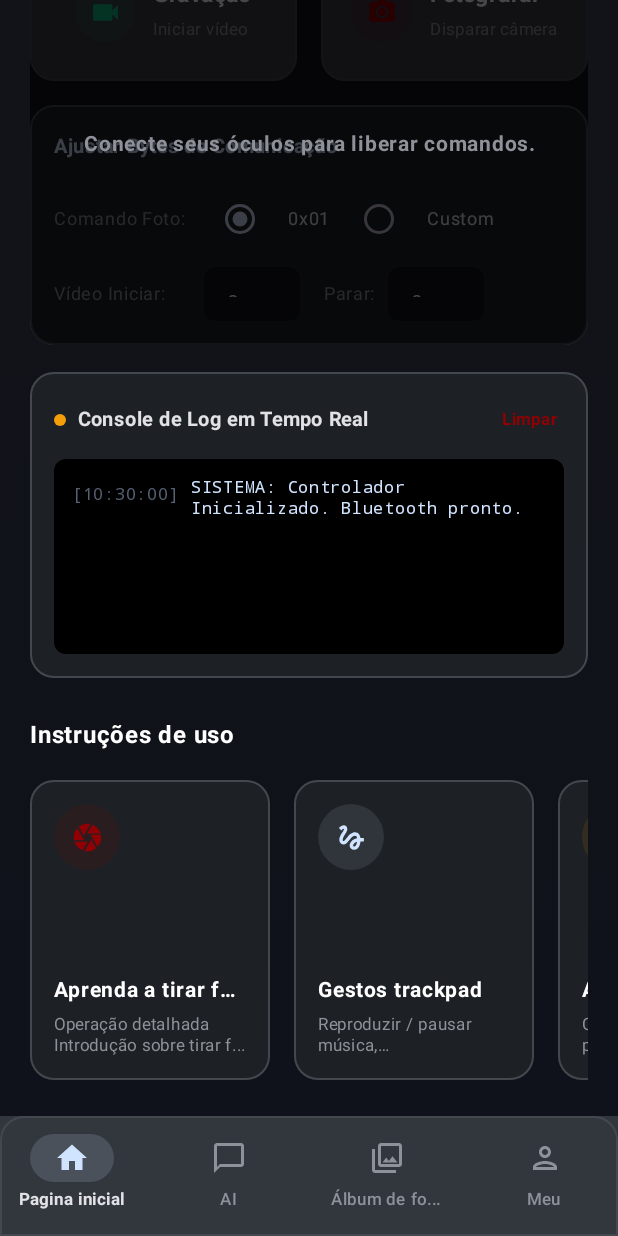
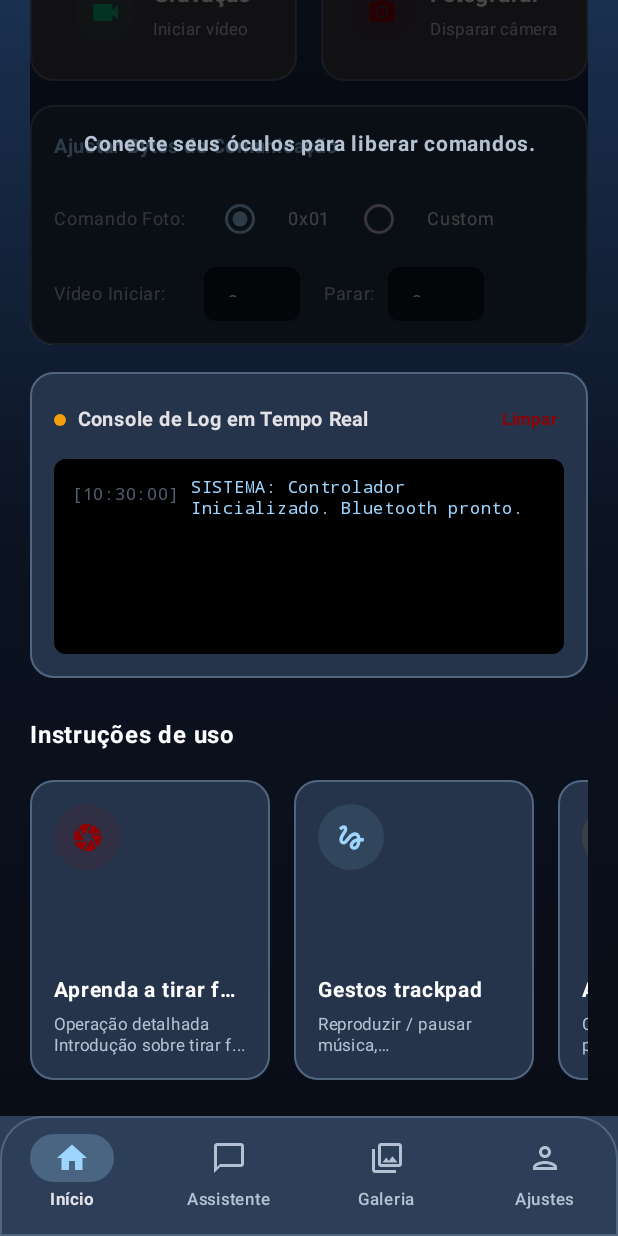
Before and after one commit to oficialtechify-stack/app-glass, an Android app built with Jetpack Compose: the screen it shows after launch (MainActivity), scrolled down 419 dp, on a phone screen of 412 x 824 dp. Run offline under Robolectric (Android 15) with nearby library versions, the light colour scheme and no system bars; our stand-ins replace Room's generated code; pictures from the network do not load.

Commit message:
Refresh AI Glass OS palette and iOS-inspired navigation

```diff
--- a/app/src/main/java/com/example/MainActivity.kt
+++ b/app/src/main/java/com/example/MainActivity.kt
@@ -67,15 +67,15 @@
 import java.util.Locale
 
 // Custom modern Dark Theme colors matching the premium glasses branding (Immersive UI)
-private val CarbonBackground = Color(0xFF111318)
-private val SlateCard = Color(0xFF1D2024)
-private val BorderGrey = Color(0xFF43474E)
-private val TechBlue = Color(0xFFD0E4FF)
+private val CarbonBackground = Color(0xFF0B1220)
+private val SlateCard = Color(0xFF25344B)
+private val BorderGrey = Color(0xFF52657E)
+private val TechBlue = Color(0xFF9DD5FF)
 private val MintGreen = Color(0xFF10B981)
 private val HotCoral = Color(0xFF910002)
 private val GoldenYellow = Color(0xFFF59E0B)
 private val LightGrey = Color(0xFFE2E2E6)
-private val TextMuted = Color(0xFF8E9199)
+private val TextMuted = Color(0xFFB4C1D2)
 
 private val AppDarkColorScheme = darkColorScheme(
     primary = TechBlue,
@@ -91,10 +91,10 @@
 )
 
 enum class AppTab(val title: String, val iconFilled: ImageVector, val iconOutlined: ImageVector) {
-    Home("Pagina inicial", Icons.Filled.Home, Icons.Outlined.Home),
-    AI("AI", Icons.Filled.ChatBubble, Icons.Outlined.ChatBubbleOutline),
-    Album("Álbum de fo...", Icons.Filled.PhotoLibrary, Icons.Outlined.PhotoLibrary),
-    Me("Meu", Icons.Filled.Person, Icons.Outlined.Person)
+    Home("Início", Icons.Filled.Home, Icons.Outlined.Home),
+    AI("Assistente", Icons.Filled.ChatBubble, Icons.Outlined.ChatBubbleOutline),
+    Album("Galeria", Icons.Filled.PhotoLibrary, Icons.Outlined.PhotoLibrary),
+    Me("Ajustes", Icons.Filled.Person, Icons.Outlined.Person)
 }
 
 class MainActivity : ComponentActivity() {
@@ -165,8 +165,8 @@
         bottomBar = {
             NavigationBar(
                 containerColor = SlateCard,
-                tonalElevation = 8.dp,
-                modifier = Modifier.border(1.dp, BorderGrey, RoundedCornerShape(topStart = 16.dp, topEnd = 16.dp))
+                tonalElevation = 2.dp,
+                modifier = Modifier.border(1.dp, BorderGrey, RoundedCornerShape(topStart = 28.dp, topEnd = 28.dp))
             ) {
                 AppTab.values().forEach { tab ->
                     val selected = currentTab == tab
@@ -189,7 +189,7 @@
                             )
                         },
                         colors = NavigationBarItemDefaults.colors(
-                            indicatorColor = TechBlue.copy(alpha = 0.15f)
+                            indicatorColor = TechBlue.copy(alpha = 0.25f)
                         ),
                         modifier = Modifier.testTag("nav_tab_${tab.name.lowercase()}")
                     )
@@ -204,7 +204,7 @@
                 .padding(innerPadding)
                 .background(
                     Brush.verticalGradient(
-                        colors = listOf(CarbonBackground, Color(0xFF0F121A))
+                        colors = listOf(Color(0xFF1A3050), CarbonBackground, Color(0xFF090D17))
                     )
                 )
         ) {
```
